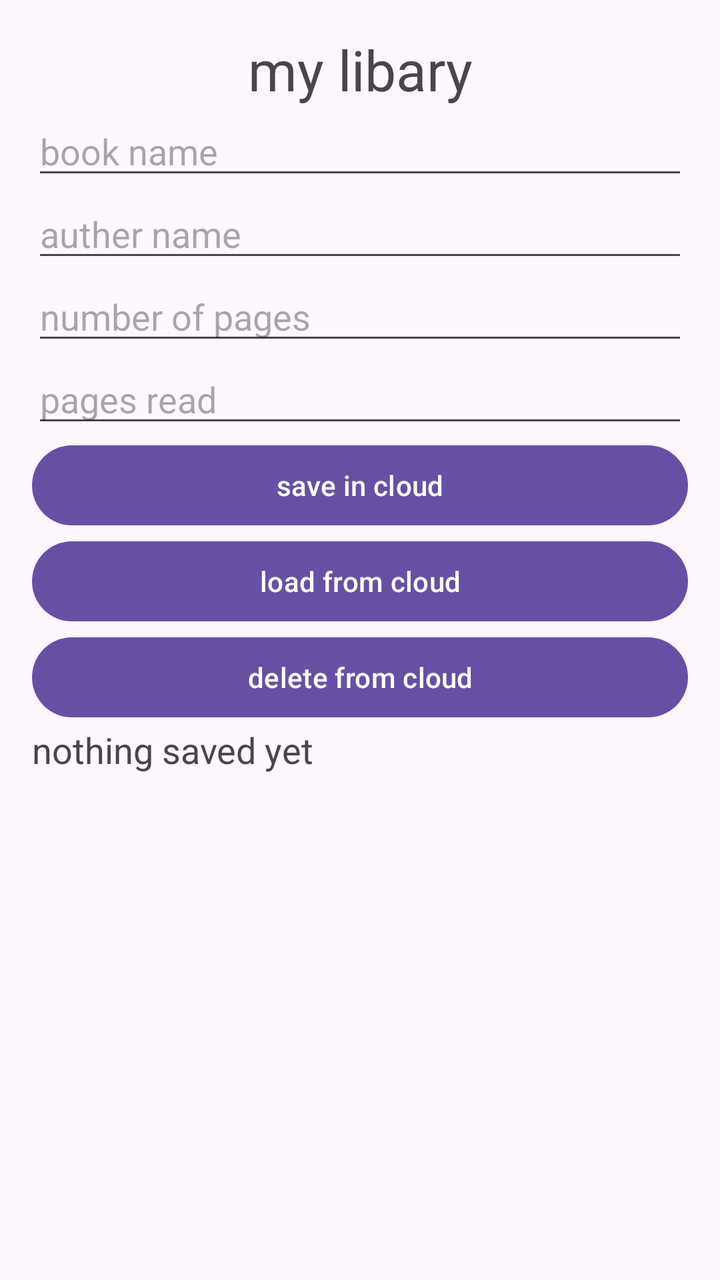
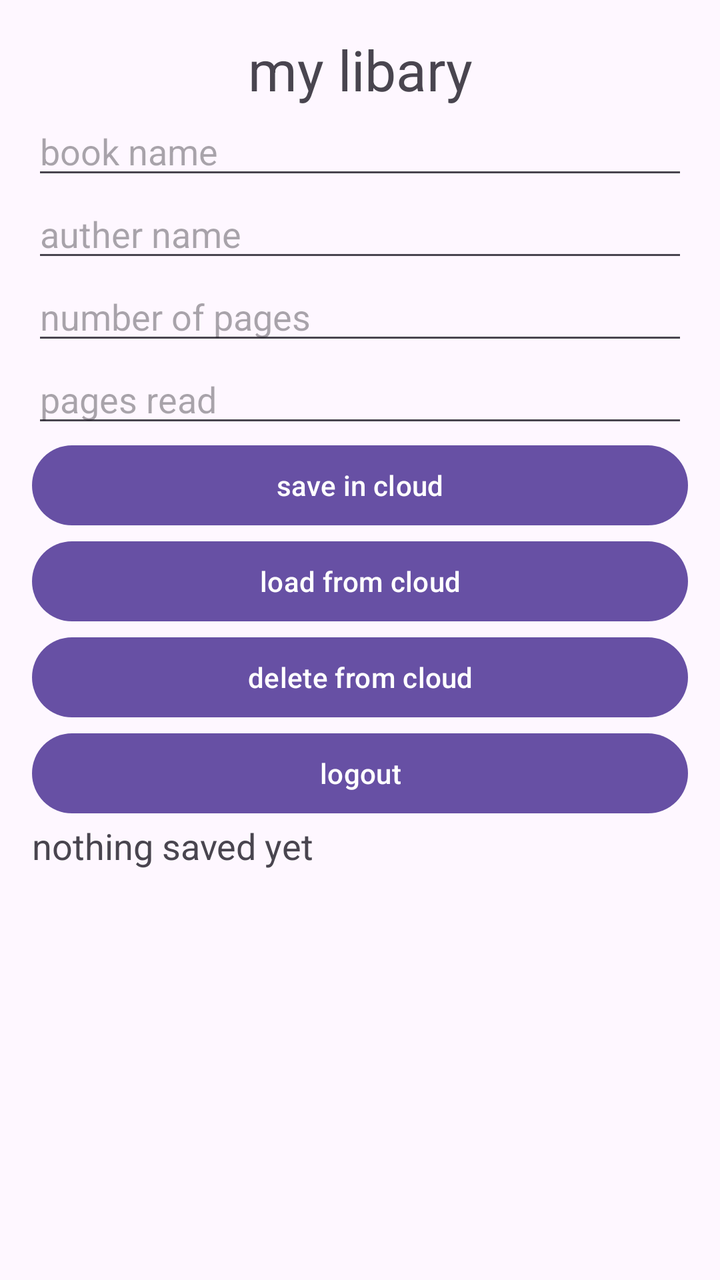

An Android layout rendered at two revisions. The XML below is the earlier revision; the diff shows what the commit changed to produce the second picture.
<!-- AndroidManifest.xml: application theme Theme.MyLibrary -->
<!-- res/layout/activity_main.xml -->
<?xml version="1.0" encoding="utf-8"?>
<LinearLayout xmlns:android="http://schemas.android.com/apk/res/android"
    android:id="@+id/main"
    android:layout_width="match_parent"
    android:layout_height="match_parent"
    android:orientation="vertical"
    android:padding="16dp">

    

    <TextView
        android:id="@+id/tvTitle"
        android:layout_width="match_parent"
        android:layout_height="wrap_content"
        android:textSize="28sp"
        android:textAlignment="center"
        android:text="my libary" />

    <EditText
        android:id="@+id/etBook"
        android:layout_width="match_parent"
        android:layout_height="wrap_content"
        android:ems="10"
        android:inputType="text"
        android:hint="book name" />

    <EditText
        android:id="@+id/etAuthor"
        android:layout_width="match_parent"
        android:layout_height="wrap_content"
        android:ems="10"
        android:inputType="text"
        android:hint="auther name" />

    <EditText
        android:id="@+id/etPages"
        android:layout_width="match_parent"
        android:layout_height="wrap_content"
        android:ems="10"
        android:inputType="number"
        android:maxLength="4"
        android:hint="number of pages" />

    <EditText
        android:id="@+id/etRead"
        android:layout_width="match_parent"
        android:layout_height="wrap_content"
        android:ems="10"
        android:inputType="number"
        android:maxLength="4"
        android:hint="pages read" />

    <Button
        android:id="@+id/btnSave"
        android:layout_width="match_parent"
        android:layout_height="wrap_content"
        android:text="save in cloud" />

    <Button
        android:id="@+id/btnLoad"
        android:layout_width="match_parent"
        android:layout_height="wrap_content"
        android:text="load from cloud" />

    <Button
        android:id="@+id/btnDelete"
        android:layout_width="match_parent"
        android:layout_height="wrap_content"
        android:text="delete from cloud" />

    <TextView
        android:id="@+id/tvStatus"
        android:layout_width="match_parent"
        android:layout_height="wrap_content"
        android:textSize="18sp"
        android:text="nothing saved yet" />


</LinearLayout>
<!-- resources referenced by this layout -->
<resources>
  <style name="Theme.MyLibrary" parent="Base.Theme.MyLibrary" />
  <style name="Base.Theme.MyLibrary" parent="Theme.Material3.DayNight.NoActionBar">
          
          
      </style>
</resources>

<!-- the commit's change to res/layout/activity_main.xml (unified diff, before → after) -->
@@ -68,6 +68,12 @@
         android:layout_height="wrap_content"
         android:text="delete from cloud" />
 
+    <Button
+        android:id="@+id/btnLogout"
+        android:layout_width="match_parent"
+        android:layout_height="wrap_content"
+        android:text="logout" />
+
     <TextView
         android:id="@+id/tvStatus"
         android:layout_width="match_parent"
